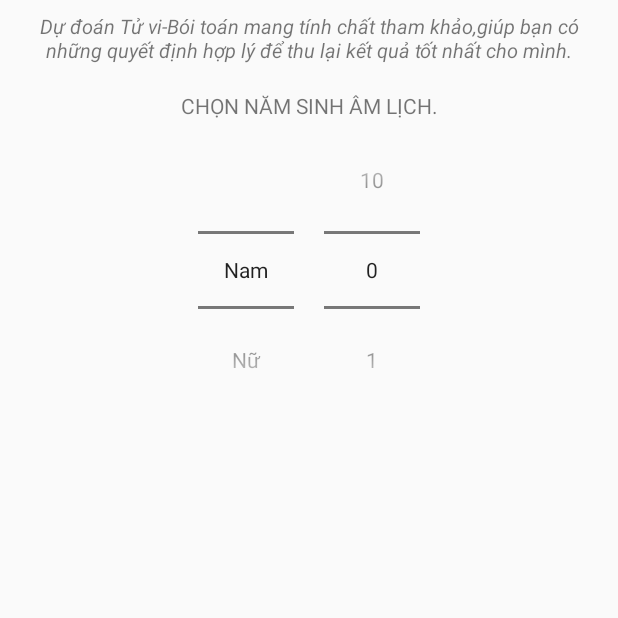
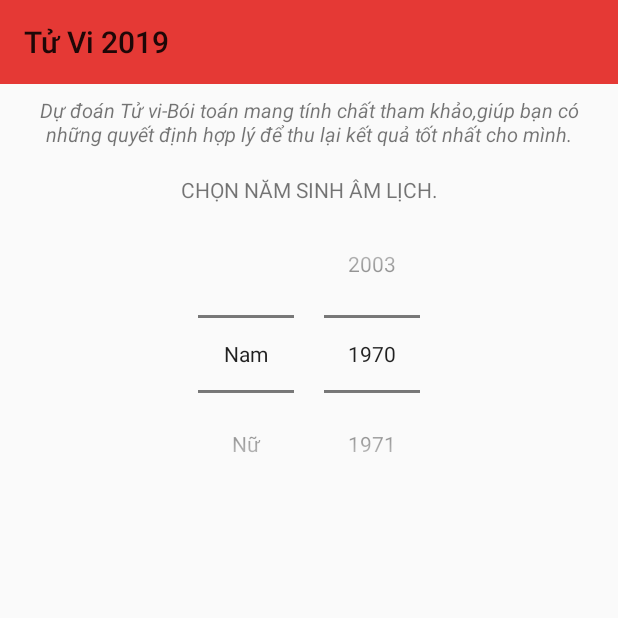
Before and after one commit to sonnvph06390/LichViet, an Android app: the Tuvi2019Activity screen opened directly, with no data from a screen before it, on a phone screen of 412 x 824 dp, the top half of it. Run offline under Robolectric (Android 15) with nearby library versions, the phone set to English and light mode, and no system bars.

Commit message:
update code Tu vi 2019 app lich viet

```diff
--- a/app/src/main/AndroidManifest.xml
+++ b/app/src/main/AndroidManifest.xml
@@ -9,6 +9,7 @@
         android:roundIcon="@mipmap/ic_launcher_round"
         android:supportsRtl="true"
         android:theme="@style/AppTheme">
+
 
         <activity android:name=".fragment.SuKienFragment"></activity>
         <activity
@@ -28,6 +29,7 @@
 
         </activity>
 
+
         <activity android:name=".activity.MainActivity">
             <intent-filter>
                 <action android:name="android.intent.action.MAIN" />
--- a/app/src/main/java/com/thuanthanh/lichviet/activity/Tuvi2019Activity.java
+++ b/app/src/main/java/com/thuanthanh/lichviet/activity/Tuvi2019Activity.java
@@ -1,6 +1,7 @@
 package com.thuanthanh.lichviet.activity;
 
 import androidx.appcompat.app.AppCompatActivity;
+import androidx.appcompat.widget.Toolbar;
 
 import android.os.Bundle;
 import android.widget.NumberPicker;
@@ -9,28 +10,43 @@ import android.widget.Toast;
 import com.thuanthanh.lichviet.R;
 
 public class Tuvi2019Activity extends AppCompatActivity {
-
+    private Toolbar toolbar;
 
     @Override
     protected void onCreate(Bundle savedInstanceState) {
         super.onCreate(savedInstanceState);
         setContentView(R.layout.activity_tuvi2019);
+        toolbar = findViewById(R.id.toolbar);
+        setSupportActionBar(toolbar);
+        toolbar.setTitle("Tử Vi 2019");
+        getSupportActionBar().setDisplayHomeAsUpEnabled(false);
         anhxa();
         NumberPicker picker1 = (NumberPicker) findViewById(R.id.np1);
-        picker1.setMaxValue(2);
-        String[] strs1 = {"Nam","Nữ" };
-        picker1.setDisplayedValues(strs1);
-        picker1.setWrapSelectorWheel(true);
+        if (picker1 != null) {
+
+
+            picker1.setMinValue(0);
+            picker1.setMaxValue(1);
+            final String[] strs1 = {"Nam", "Nữ"};
+            picker1.setDisplayedValues(strs1);
+            picker1.setWrapSelectorWheel(true);
+            picker1.setOnValueChangedListener(new NumberPicker.OnValueChangeListener() {
+                @Override
+                public void onValueChange(NumberPicker numberPicker, int i, int i1) {
+                    String text = "Bạn đã chọn: " + strs1[i1];
+                    Toast.makeText(Tuvi2019Activity.this, text, Toast.LENGTH_SHORT).show();
+                }
+            });
+        }
         NumberPicker numberPicker = findViewById(R.id.np2);
-
         if (numberPicker != null) {
-            numberPicker.setMinValue(0);
-            numberPicker.setMaxValue(10);
+            numberPicker.setMinValue(1970);
+            numberPicker.setMaxValue(2003);
             numberPicker.setWrapSelectorWheel(true);
             numberPicker.setOnValueChangedListener(new NumberPicker.OnValueChangeListener() {
                 @Override
                 public void onValueChange(NumberPicker picker, int oldVal, int newVal) {
-                    String text = "Changed from " + oldVal + " to " + newVal;
+                    String text = "Bạn đã chọn: " + newVal;
                     Toast.makeText(Tuvi2019Activity.this, text, Toast.LENGTH_SHORT).show();
                 }
             });
@@ -39,6 +55,5 @@ public class Tuvi2019Activity extends AppCompatActivity {
     }
 
     private void anhxa() {
-
     }
 }
--- a/app/src/main/res/layout/activity_tuvi2019.xml
+++ b/app/src/main/res/layout/activity_tuvi2019.xml
@@ -1,11 +1,23 @@
 <?xml version="1.0" encoding="utf-8"?>
-<ScrollView xmlns:android="http://schemas.android.com/apk/res/android"
+<LinearLayout xmlns:android="http://schemas.android.com/apk/res/android"
     xmlns:app="http://schemas.android.com/apk/res-auto"
     xmlns:tools="http://schemas.android.com/tools"
     android:layout_width="match_parent"
+    android:orientation="vertical"
     android:layout_height="match_parent"
     tools:context=".activity.Tuvi2019Activity">
+<androidx.appcompat.widget.Toolbar
+    android:id="@+id/toolbar"
+    android:gravity="center_horizontal"
+    android:layout_gravity="center_horizontal"
 
+    app:title=" Tử Vi 2019"
+    android:background="#E53935"
+    android:layout_width="match_parent"
+    android:layout_height="wrap_content"/>
+    <ScrollView
+        android:layout_width="match_parent"
+        android:layout_height="match_parent">
     <LinearLayout
         android:layout_width="match_parent"
         android:layout_height="match_parent"
@@ -48,4 +60,5 @@
                 android:layout_height="wrap_content" />
         </LinearLayout>
     </LinearLayout>
-</ScrollView>
+    </ScrollView>
+</LinearLayout>
--- a/app/src/main/res/values-v19/styles.xml
+++ b/app/src/main/res/values-v19/styles.xml
@@ -2,6 +2,14 @@
 <resources>
 
     <style name="AppTheme" parent="Theme.AppCompat.Light.NoActionBar">
+        <!-- Customize your theme here. -->
+        <item name="colorPrimary">@color/colorPrimary</item>
+        <item name="colorPrimaryDark">@color/colorPrimaryDark</item>
+        <item name="colorAccent">@color/colorAccent</item>
+        <item name="android:windowTranslucentStatus">true</item>
+        <item name="android:windowTranslucentNavigation">true</item>
+    </style>
+    <style name="AppThemes" parent="Theme.AppCompat.Light.DarkActionBar">
         <!-- Customize your theme here. -->
         <item name="colorPrimary">@color/colorPrimary</item>
         <item name="colorPrimaryDark">@color/colorPrimaryDark</item>
```
